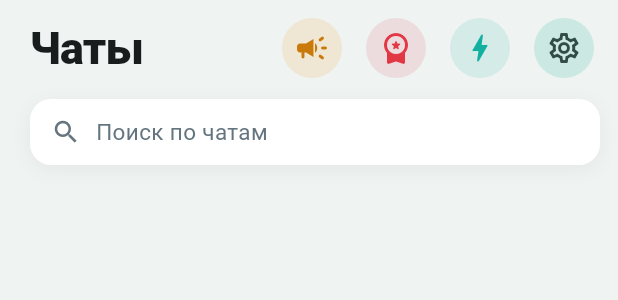
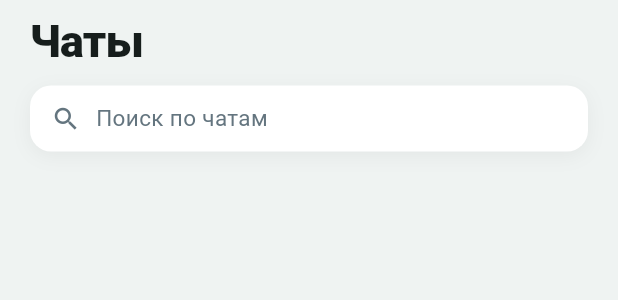
Before and after one commit to NurislamAiu/dr_crm, a Flutter app: the _TopBar widget shown alone on an empty page, opened directly, on a phone screen of 412 x 824 dp. Shown: the top 300 px of the screen. Run offline on Flutter 3.47's test engine with Material 3 defaults, Android fonts, the phone set to English and light mode, and no system bars; our stand-ins replace cloud_firestore, file_picker, firebase_core, flutter_riverpod, image_picker, just_audio and 2 more; missing offline and left inert: record; accounts and stored records are empty; network calls fail.

Commit message:
feat(nav): нижний NavigationBar вместо кнопок в шапке
- MainShell: IndexedStack + NavigationBar (Чаты · Лиды · VIP · Рассылка ·
  Настройки), бренд-акцент на выбранной вкладке, экраны живут между вкладками
- шапка чатов очищена: только крупный заголовок «Чаты» + строка поиска
- main → MainShell после логина

flutter analyze 0, тесты зелёные.

Co-Authored-By: Claude Opus 4.8 <noreply@anthropic.com>

```diff
--- a/lib/main.dart
+++ b/lib/main.dart
@@ -6,7 +6,7 @@ import 'firebase_options.dart';
 import 'src/config/app_config.dart';
 import 'src/state/providers.dart';
 import 'src/theme/app_theme.dart';
-import 'src/screens/conversations_screen.dart';
+import 'src/screens/main_shell.dart';
 import 'src/screens/login_screen.dart';
 
 Future<void> main() async {
@@ -62,7 +62,7 @@ class _Root extends ConsumerWidget {
         if (!config.isAuthenticated) {
           return const LoginScreen();
         }
-        return const ConversationsScreen();
+        return const MainShell();
       },
     );
   }
--- a/lib/src/screens/conversations_screen.dart
+++ b/lib/src/screens/conversations_screen.dart
@@ -6,12 +6,8 @@ import 'package:intl/intl.dart';
 import '../models/models.dart';
 import '../state/providers.dart';
 import '../theme/app_theme.dart';
-import 'broadcast_screen.dart';
 import 'chat_screen.dart';
-import 'leads_screen.dart';
 import 'search_screen.dart';
-import 'settings_screen.dart';
-import 'vip_clients_screen.dart';
 
 /// Экран списка диалогов (§18, mobile: отдельный экран списка).
 class ConversationsScreen extends ConsumerStatefulWidget {
@@ -62,18 +58,6 @@ class _ConversationsScreenState extends ConsumerState<ConversationsScreen> {
                 onSearch: () => Navigator.of(context).push(
                   MaterialPageRoute(builder: (_) => const SearchScreen()),
                 ),
-                onSettings: () => Navigator.of(context).push(
-                  MaterialPageRoute(builder: (_) => const SettingsScreen()),
-                ),
-                onLeads: () => Navigator.of(context).push(
-                  MaterialPageRoute(builder: (_) => const LeadsScreen()),
-                ),
-                onVipList: () => Navigator.of(context).push(
-                  MaterialPageRoute(builder: (_) => const VipClientsScreen()),
-                ),
-                onBroadcast: () => Navigator.of(context).push(
-                  MaterialPageRoute(builder: (_) => const BroadcastScreen()),
-                ),
               ),
               Expanded(
                 child: async.when(
@@ -102,65 +86,21 @@ class _ConversationsScreenState extends ConsumerState<ConversationsScreen> {
   }
 }
 
-/// Верхняя панель списка: заголовок, настройки, встроенная строка поиска.
+/// Верхняя панель списка: заголовок + встроенная строка поиска.
 class _TopBar extends StatelessWidget {
-  const _TopBar({required this.onSearch, required this.onSettings, required this.onLeads, required this.onVipList, required this.onBroadcast});
+  const _TopBar({required this.onSearch});
   final VoidCallback onSearch;
-  final VoidCallback onSettings;
-  final VoidCallback onLeads;
-  final VoidCallback onVipList;
-  final VoidCallback onBroadcast;
 
   @override
   Widget build(BuildContext context) {
     final dark = Theme.of(context).brightness == Brightness.dark;
     final fieldBg = dark ? const Color(0xFF1B242B) : Colors.white;
     return Padding(
-      padding: const EdgeInsets.fromLTRB(20, 8, 12, 8),
+      padding: const EdgeInsets.fromLTRB(20, 8, 20, 8),
       child: Column(
         crossAxisAlignment: CrossAxisAlignment.start,
         children: [
-          Row(
-            children: [
-              const Expanded(
-                child: Text('Чаты', style: TextStyle(fontSize: 30, fontWeight: FontWeight.w800, letterSpacing: -0.6)),
-              ),
-              IconButton.filledTonal(
-                style: IconButton.styleFrom(
-                  backgroundColor: const Color(0xFFEF9F27).withValues(alpha: 0.15),
-                  foregroundColor: const Color(0xFFC97A0A),
-                ),
-                icon: const Icon(Icons.campaign_rounded),
-                tooltip: 'Рассылка',
-                onPressed: onBroadcast,
-              ),
-              const SizedBox(width: 8),
-              IconButton.filledTonal(
-                style: IconButton.styleFrom(
-                  backgroundColor: const Color(0xFFE23744).withValues(alpha: 0.12),
-                  foregroundColor: const Color(0xFFE23744),
-                ),
-                icon: const Icon(Icons.workspace_premium_rounded),
-                tooltip: 'VIP-клиенты',
-                onPressed: onVipList,
-              ),
-              const SizedBox(width: 8),
-              IconButton.filledTonal(
-                style: IconButton.styleFrom(
-                  backgroundColor: AppColors.brand.withValues(alpha: 0.12),
-                  foregroundColor: AppColors.brand,
-                ),
-                icon: const Icon(Icons.bolt_rounded),
-                tooltip: 'Лиды',
-                onPressed: onLeads,
-              ),
-              const SizedBox(width: 8),
-              IconButton.filledTonal(
-                icon: const Icon(Icons.settings_outlined),
-                onPressed: onSettings,
-              ),
-            ],
-          ),
+          const Text('Чаты', style: TextStyle(fontSize: 30, fontWeight: FontWeight.w800, letterSpacing: -0.6)),
           const SizedBox(height: 10),
           GestureDetector(
             onTap: onSearch,
```
Also changed, not shown: lib/src/screens/main_shell.dart (added, +67 -0 lines).
